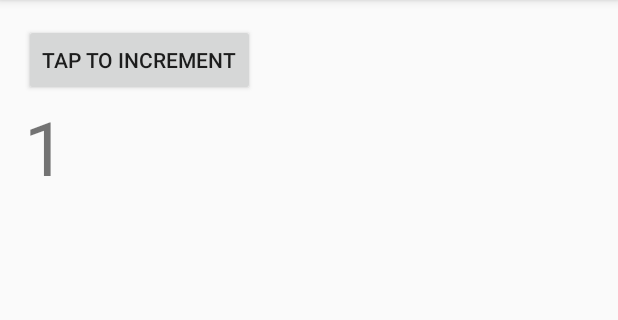
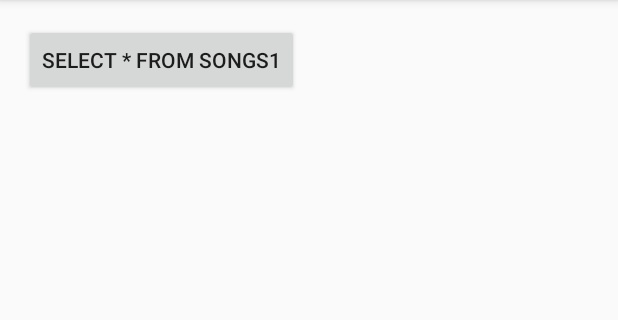
Before and after one commit to MartinMatko/PA036-DB-project, an Android app: the screen it shows after launch (MainActivity), on a phone screen of 412 x 824 dp, the part 84-404 px from its top. Run offline under Robolectric (Android 15) with nearby library versions, the phone set to English and light mode, and no system bars.

Commit message:
creating sqlite db
creating sqlite db

```diff
--- a/app/build.gradle
+++ b/app/build.gradle
@@ -2,7 +2,7 @@ apply plugin: 'com.android.application'
 
 android {
     compileSdkVersion 24
-    buildToolsVersion "24.0.1"
+    buildToolsVersion '25.0.0'
     defaultConfig {
         applicationId "sqlite.pa036"
         minSdkVersion 15
--- /dev/null
+++ b/app/src/main/java/sqlite/pa036/DBHelper.java
@@ -0,0 +1,165 @@
+package sqlite.pa036;
+
+/**
+ * Created by Martin on 25-Mar-17.
+ */
+import java.util.Date;
+import java.util.ArrayList;
+import android.content.ContentValues;
+import android.content.Context;
+import android.database.Cursor;
+import android.database.DatabaseUtils;
+import android.database.sqlite.SQLiteOpenHelper;
+import android.database.sqlite.SQLiteDatabase;
+
+public class DBHelper extends SQLiteOpenHelper {
+
+    public static final String DATABASE_NAME = "songsDB.db";
+
+    public static final String SONGS1_TABLE_NAME = "songs1";
+    public static final String SONGS2_TABLE_NAME = "songs2";
+    public static final String SONGS3_TABLE_NAME = "songs3";
+
+    public static final String SONGS_COLUMN_ID = "id";
+    public static final String SONGS_COLUMN_NAME = "name";
+    public static final String SONGS_COLUMN_AUTHOR = "author";
+    public static final String SONGS_COLUMN_TEXT = "text_of_song";
+    public static final String SONGS_COLUMN_DATE_ADDED = "date";
+    public static final String SONGS_COLUMN_DATE_LENGTH = "length";
+
+    public static final String COLUMNS_WITH_CONSTRAINTS =
+            "(id INTEGER PRIMARY KEY, name TEXT NOT NULL UNIQUE, author TEXT NOT NULL, text_of_song TEXT NOT NULL, date INTEGER, length REAL)";
+
+
+    public DBHelper(Context context) {
+        super(context, DATABASE_NAME , null, 1);
+    }
+
+    @Override
+    public void onCreate(SQLiteDatabase db) {
+        db.execSQL("CREATE TABLE songs1 " + COLUMNS_WITH_CONSTRAINTS);
+        db.execSQL("CREATE TABLE songs2 " + COLUMNS_WITH_CONSTRAINTS);
+        db.execSQL("CREATE TABLE songs3 " + COLUMNS_WITH_CONSTRAINTS);
+    }
+
+    @Override
+    public void onUpgrade(SQLiteDatabase db, int oldVersion, int newVersion) {
+        db.execSQL("DROP TABLE IF EXISTS songs1");
+        db.execSQL("DROP TABLE IF EXISTS songs2");
+        db.execSQL("DROP TABLE IF EXISTS songs3");
+        onCreate(db);
+    }
+
+    public boolean insertSong(Song song, String table) {
+        SQLiteDatabase db = this.getWritableDatabase();
+        ContentValues contentValues = songToContentValues(song);
+        db.insert(table, null, contentValues);
+        return true;
+    }
+
+    public Song getSongByName(String name, String table) {
+        Cursor cursor = null;
+        Song song = new Song();
+        SQLiteDatabase db = this.getReadableDatabase();
+        try {
+            cursor = db.rawQuery("SELECT * FROM " + table +" WHERE name=?", new String[] {name});
+            if(cursor.getCount() > 0) {
+                cursor.moveToFirst();
+                song = cursorToSong(cursor);
+            }
+            return song;
+        }finally {
+            cursor.close();
+        }
+    }
+
+    public boolean updateSong(Song song, String table) {
+        SQLiteDatabase db = this.getWritableDatabase();
+        ContentValues contentValues = songToContentValues(song);
+        db.update(table, contentValues, "name = ? ", new String[] { song.getNameOfSong() } );
+        return true;
+    }
+
+    public Integer deleteSong(String name, String table) {
+        SQLiteDatabase db = this.getWritableDatabase();
+        return db.delete(table,
+                "name = ? ",
+                new String[] { name });
+    }
+
+    public ArrayList<Song> getAllSongs(String table) {
+        ArrayList<Song> array_list = new ArrayList<>();
+        SQLiteDatabase db = this.getReadableDatabase();
+        long diff = System.currentTimeMillis();
+        Cursor cursor =  db.rawQuery( "select * from " + table, null );
+        diff = System.currentTimeMillis() - diff;
+        System.out.println(diff);
+        cursor.moveToFirst();
+
+        while(cursor.isAfterLast() == false){
+            array_list.add(cursorToSong(cursor));
+            cursor.moveToNext();
+        }
+        return array_list;
+    }
+
+    public Song cursorToSong(Cursor cursor){
+        Song song = new Song();
+        song.setDateAdded(new Date(cursor.getLong(cursor.getColumnIndex("date"))));
+        song.setLength(cursor.getDouble(cursor.getColumnIndex("length")));
+        song.setNameOfAuthor(cursor.getString(cursor.getColumnIndex("author")));
+        song.setNameOfSong(cursor.getString(cursor.getColumnIndex("name")));
+        song.setTextOfSong(cursor.getString(cursor.getColumnIndex("text_of_song")));
+        return song;
+    }
+
+    public ContentValues songToContentValues(Song song){
+        ContentValues contentValues = new ContentValues();
+        contentValues.put("name", song.getNameOfSong());
+        contentValues.put("author", song.getNameOfAuthor());
+        contentValues.put("text_of_song", song.getTextOfSong());
+        contentValues.put("date", song.getDateAdded().getTime());
+        contentValues.put("length", song.getLength());
+        return contentValues;
+    }
+
+    public void populateDB(){
+        Song song = new Song();
+        song.setNameOfSong("Iná žena");
+        song.setNameOfAuthor("Conchita Wurst");
+        song.setLength(5.1d);
+        song.setDateAdded(new Date(System.currentTimeMillis()));
+        song.setTextOfSong("Byť denne inou to ja viem\n" +
+                "Chlapskému srdcu rozumiem\n" +
+                "Zvečera krásna zrána tiež\n" +
+                "Veď ty to vieš\n" +
+                "\n" +
+                "Mať krásku z televízií\n" +
+                "Je túžbou tvojich vízií\n" +
+                "Máš mňa tak čo viac chceš\n" +
+                "Lepšiu už nenájdeš\n" +
+                "\n" +
+                "Refr:\n" +
+                "Každý deň je zo mňa iná žena\n" +
+                "Večer hravá ráno opustená\n" +
+                "Každý deň mi dávaj to čo treba\n" +
+                "Stačí mi aj malý kúsok z teba.\n" +
+                "\n" +
+                "Každý deň je zo mňa iná žena\n" +
+                "Večer DIVA ráno unavená\n" +
+                "Každý deň mi dávaj kúsok z teba\n" +
+                "Každý deň mi hovor chcem len teba.\n" +
+                "\n" +
+                "Každá je štíhla okatá\n" +
+                "Kto tvoje túžby poráta\n" +
+                "Ako ich získať to ty vieš\n" +
+                "Rád šancu chceš\n" +
+                "\n" +
+                "Ja som však inou každý deň\n" +
+                "Preskočím lacný ženský tieň\n" +
+                "Nájsť takú lásku teraz smieš\n" +
+                "Som inou ženou tiež\n" +
+                "\n");
+        insertSong(song, "songs1");
+    }
+}
--- /dev/null
+++ b/app/src/main/java/sqlite/pa036/Song.java
@@ -0,0 +1,83 @@
+package sqlite.pa036;
+
+import java.util.Date;
+
+/**
+ * Created by Martin on 25-Mar-17.
+ */
+
+public class Song {
+    private int id;
+    private String nameOfSong;
+    private String nameOfAuthor;
+    private String textOfSong;
+    private double length;
+    private Date dateAdded;
+
+    public Song(){}
+
+    public Song(String nameOfSong, String nameOfAuthor, String textOfSong, double length, Date dateAdded) {
+        this.nameOfSong = nameOfSong;
+        this.nameOfAuthor = nameOfAuthor;
+        this.textOfSong = textOfSong;
+        this.length = length;
+        this.dateAdded = dateAdded;
+    }
+
+    public int getId() {
+        return id;
+    }
+
+    public void setId(int id) {
+        this.id = id;
+    }
+
+    public String getNameOfSong() {
+        return nameOfSong;
+    }
+
+    public void setNameOfSong(String nameOfSong) {
+        this.nameOfSong = nameOfSong;
+    }
+
+    public String getNameOfAuthor() {
+        return nameOfAuthor;
+    }
+
+    public void setNameOfAuthor(String nameOfAuthor) {
+        this.nameOfAuthor = nameOfAuthor;
+    }
+
+    public String getTextOfSong() {
+        return textOfSong;
+    }
+
+    public void setTextOfSong(String textOfSong) {
+        this.textOfSong = textOfSong;
+    }
+
+    public double getLength() {
+        return length;
+    }
+
+    public void setLength(double length) {
+        this.length = length;
+    }
+
+    public Date getDateAdded() {
+        return dateAdded;
+    }
+
+    public void setDateAdded(Date dateAdded) {
+        this.dateAdded = dateAdded;
+    }
+
+    @Override
+    public String toString() {
+        return  "nameOfSong = '" + nameOfSong + '\n' +
+                "nameOfAuthor = '" + nameOfAuthor + '\n' +
+                "length = " + length + '\n' +
+                "dateAdded = " + dateAdded + '\n' +
+                "textOfSong = " + textOfSong + '\n';
+    }
+}
--- a/app/src/main/res/layout/activity_main.xml
+++ b/app/src/main/res/layout/activity_main.xml
@@ -11,24 +11,36 @@
     tools:context="sqlite.pa036.MainActivity">
 
     <Button
-        android:text="Tap to increment"
+        android:text="SELECT * FROM songs1"
         android:layout_width="wrap_content"
         android:layout_height="wrap_content"
         android:layout_alignParentLeft="true"
         android:layout_alignParentStart="true"
         android:id="@+id/button"
         android:layout_alignParentTop="true"
-        android:onClick="incrementClick" />
+        android:onClick="selectAllSongs1" />
 
+    <ScrollView
+        android:layout_width="match_parent"
+        android:layout_height="match_parent"
+        android:layout_alignParentBottom="true"
+        android:layout_alignParentEnd="true"
+        android:layout_alignParentRight="true"
+        android:layout_below="@+id/button">
+
+        <LinearLayout
+            android:layout_width="match_parent"
+            android:layout_height="wrap_content"
+            android:orientation="vertical" >
             <TextView
-        android:text="1"
+                android:text=""
                 android:layout_width="wrap_content"
                 android:layout_height="wrap_content"
-        android:layout_alignRight="@+id/button"
-        android:layout_alignEnd="@+id/button"
                 android:id="@+id/numberView"
                 android:layout_alignParentLeft="true"
                 android:layout_alignParentStart="true"
-        android:layout_below="@+id/button"
-        android:textSize="50sp" />
+                android:textSize="10sp" />
+        </LinearLayout>
+
+    </ScrollView>
 </RelativeLayout>
--- a/build.gradle
+++ b/build.gradle
@@ -5,7 +5,7 @@ buildscript {
         jcenter()
     }
     dependencies {
-        classpath 'com.android.tools.build:gradle:2.2.3'
+        classpath 'com.android.tools.build:gradle:2.3.0'
 
         // NOTE: Do not place your application dependencies here; they belong
         // in the individual module build.gradle files
```
Also changed, not shown: app/src/main/java/sqlite/pa036/MainActivity.java (+13 -4 lines), gradle/wrapper/gradle-wrapper.properties. Lines whose indentation alone changed are shown as unchanged.
